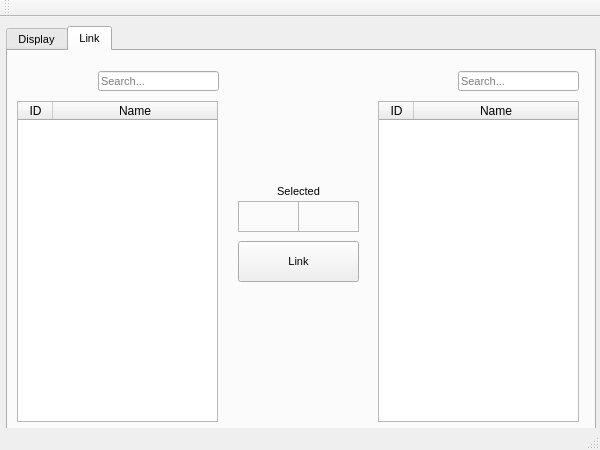
The window that mainwindow.ui (gudmundurb/H22) describes before a commit, drawn with Qt 5.
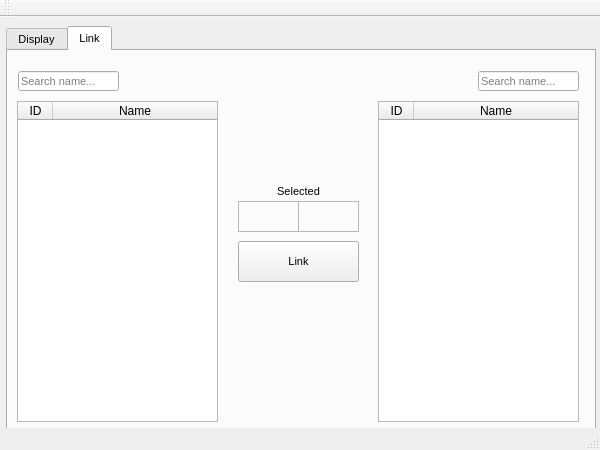
The same window after the commit. Icons and pictures are not drawn.

Commit message: smá fix

```diff
--- a/mainwindow.ui
+++ b/mainwindow.ui
@@ -722,27 +722,27 @@
      <widget class="QLineEdit" name="search_link_scientist">
       <property name="geometry">
        <rect>
-        <x>90</x>
+        <x>10</x>
         <y>20</y>
-        <width>121</width>
+        <width>101</width>
         <height>20</height>
        </rect>
       </property>
       <property name="placeholderText">
-       <string>Search...</string>
+       <string>Search name...</string>
       </property>
      </widget>
      <widget class="QLineEdit" name="search_link_computer">
       <property name="geometry">
        <rect>
-        <x>450</x>
+        <x>470</x>
         <y>20</y>
-        <width>121</width>
+        <width>101</width>
         <height>20</height>
        </rect>
       </property>
       <property name="placeholderText">
-       <string>Search...</string>
+       <string>Search name...</string>
       </property>
      </widget>
     </widget>
```
Left out of the diff: 15 changed lines with no effect on the pictures. The commit also changes 1 other file.
